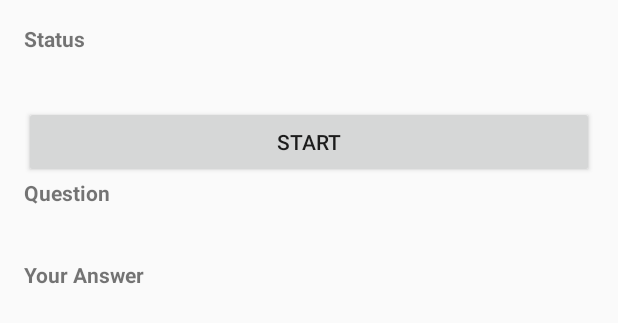
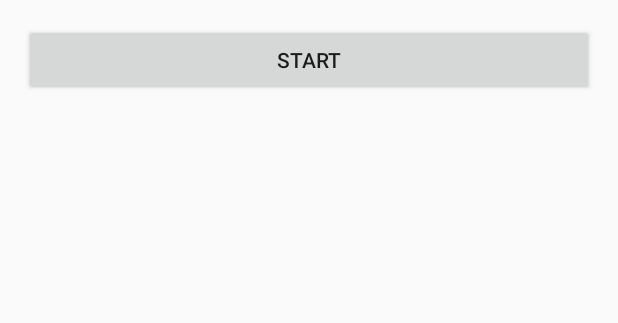
Before and after one commit to ginpei/CraneBottle-android, an Android app: the layout activity_home.xml on its own in the app's theme, with its tools: preview values and no code run, on a phone screen of 412 x 824 dp. Shown: the top 323 px of the screen. Run offline under Robolectric (Android 15) with nearby library versions, the phone set to English and light mode, and no system bars.

Commit message:
new UI in new activity

```diff
--- a/app/src/main/AndroidManifest.xml
+++ b/app/src/main/AndroidManifest.xml
@@ -17,6 +17,7 @@
                 <category android:name="android.intent.category.LAUNCHER" />
             </intent-filter>
         </activity>
+        <activity android:name=".PlayerActivity"></activity>
     </application>
 
 </manifest>
--- a/app/src/main/java/info/ginpei/cranebottle/QuizManager.java
+++ b/app/src/main/java/info/ginpei/cranebottle/QuizManager.java
@@ -19,6 +19,10 @@ public class QuizManager {
         return list.size();
     }
 
+    public Quiz getQuizAt(int index) {
+        return list.get(index);
+    }
+
     public Quiz next() {
         Quiz quiz;
         if (position < list.size()) {
--- a/app/src/main/res/layout/activity_home.xml
+++ b/app/src/main/res/layout/activity_home.xml
@@ -11,48 +11,10 @@
     android:paddingTop="@dimen/activity_vertical_margin"
     tools:context="info.ginpei.cranebottle.HomeActivity">
 
-    <TextView
-        android:layout_width="match_parent"
-        android:layout_height="wrap_content"
-        android:text="Status"
-        android:textStyle="bold" />
-
-    <TextView
-        android:id="@+id/textView_status"
-        android:layout_width="match_parent"
-        android:layout_height="wrap_content"
-        android:paddingBottom="8dp"
-        android:paddingTop="8dp" />
-
     <Button
         android:id="@+id/button_start"
         android:layout_width="match_parent"
         android:layout_height="wrap_content"
         android:text="@string/start" />
 
-    <TextView
-        android:layout_width="match_parent"
-        android:layout_height="wrap_content"
-        android:text="Question"
-        android:textStyle="bold" />
-
-    <TextView
-        android:id="@+id/textView_question"
-        android:layout_width="match_parent"
-        android:layout_height="wrap_content"
-        android:paddingBottom="8dp"
-        android:paddingTop="8dp" />
-
-    <TextView
-        android:layout_width="match_parent"
-        android:layout_height="wrap_content"
-        android:text="Your Answer"
-        android:textStyle="bold" />
-
-    <TextView
-        android:id="@+id/textView_userAnswer"
-        android:layout_width="match_parent"
-        android:layout_height="wrap_content"
-        android:paddingBottom="8dp"
-        android:paddingTop="8dp" />
 </LinearLayout>
```
Also changed, not shown: app/src/main/java/info/ginpei/cranebottle/HomeActivity.java (+2 -132 lines), app/src/main/java/info/ginpei/cranebottle/PlayerActivity.java (added, +171 -0 lines), app/src/main/res/layout/activity_player.xml (added, +37 -0 lines).
